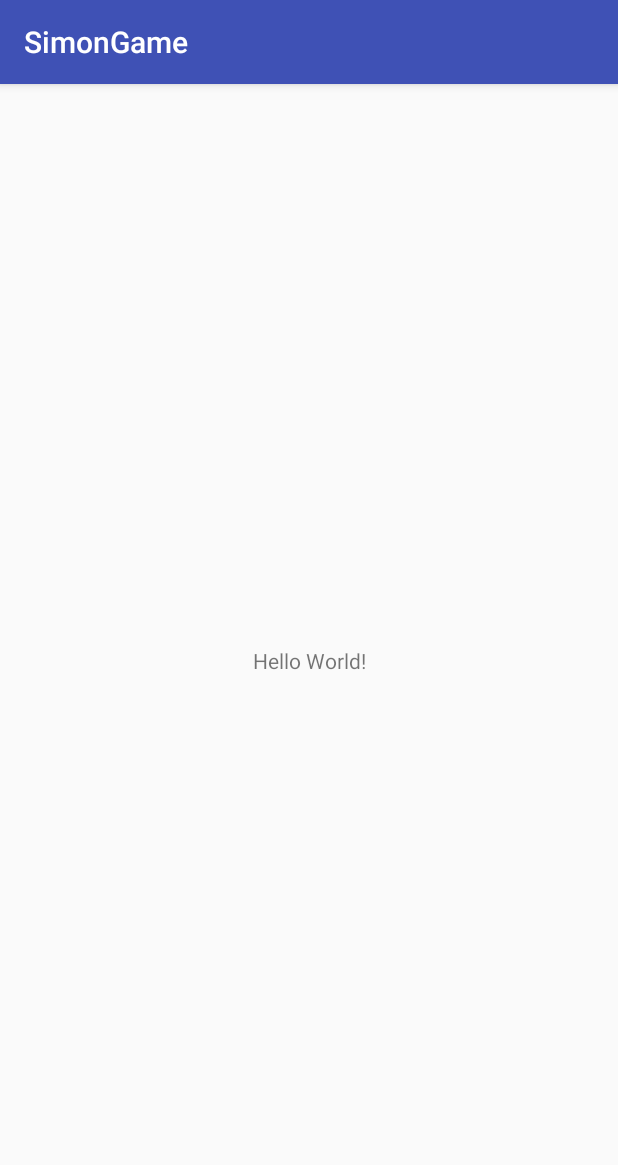
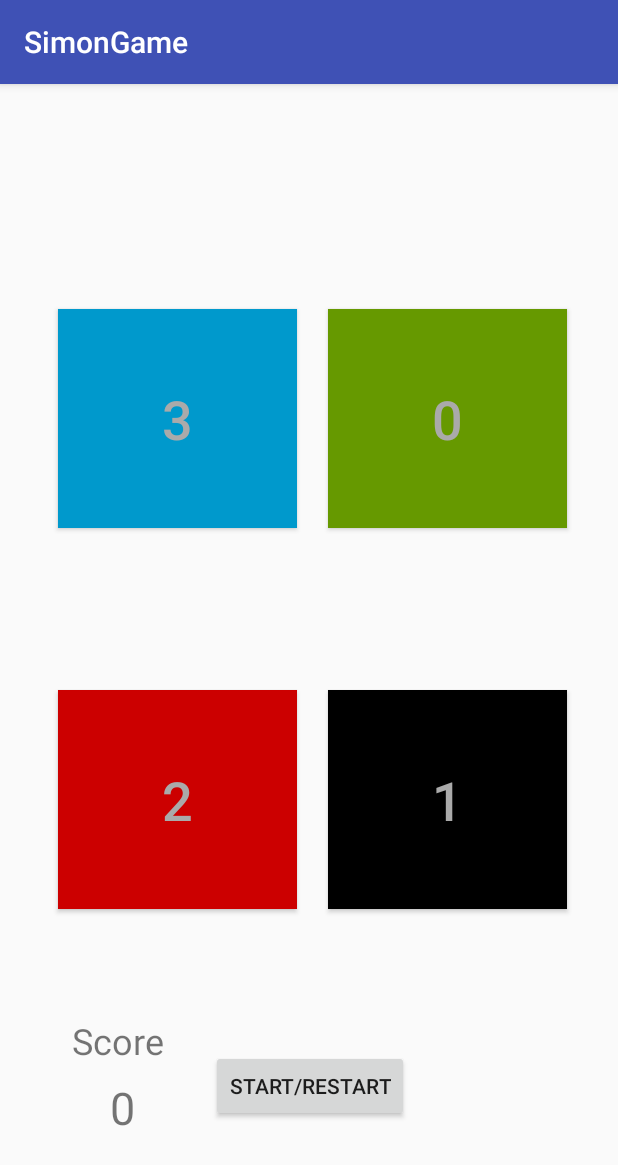
Before and after one commit to ConnorPigg/simon, an Android app: the screen it shows after launch (GameActivity), on a phone screen of 412 x 824 dp. Shown: the top 1165 px of the screen. Run offline under Robolectric (Android 15) with nearby library versions, the phone set to English and light mode, and no system bars.

Commit message:
Initial UI commit
Signed-off-by: ConnorPigg <cpigg2@illinois.edu>

```diff
--- a/SimonGame/app/src/main/res/layout/activity_game.xml
+++ b/SimonGame/app/src/main/res/layout/activity_game.xml
@@ -7,12 +7,125 @@
     tools:context=".GameActivity">
 
     <TextView
+        android:id="@+id/ScoreLabel"
         android:layout_width="wrap_content"
         android:layout_height="wrap_content"
-        android:text="Hello World!"
+        android:text="Score"
+        android:textSize="24sp"
         app:layout_constraintBottom_toBottomOf="parent"
+        app:layout_constraintHorizontal_bias="0.136"
         app:layout_constraintLeft_toLeftOf="parent"
         app:layout_constraintRight_toRightOf="parent"
-        app:layout_constraintTop_toTopOf="parent" />
+        app:layout_constraintTop_toTopOf="parent"
+        app:layout_constraintVertical_bias="0.845" />
+
+    <TextView
+        android:id="@+id/Score"
+        android:layout_width="wrap_content"
+        android:layout_height="wrap_content"
+        android:layout_marginBottom="8dp"
+        android:layout_marginEnd="8dp"
+        android:layout_marginStart="8dp"
+        android:layout_marginTop="8dp"
+        android:text="0"
+        android:textSize="30sp"
+        app:layout_constraintBottom_toBottomOf="parent"
+        app:layout_constraintEnd_toEndOf="parent"
+        app:layout_constraintHorizontal_bias="0.173"
+        app:layout_constraintStart_toStartOf="parent"
+        app:layout_constraintTop_toBottomOf="@+id/ScoreLabel"
+        app:layout_constraintVertical_bias="0.0" />
+
+    <Button
+        android:id="@+id/button1"
+        android:layout_width="159dp"
+        android:layout_height="146dp"
+        android:layout_marginBottom="8dp"
+        android:layout_marginEnd="8dp"
+        android:layout_marginStart="8dp"
+        android:layout_marginTop="8dp"
+        android:background="@android:color/black"
+        android:text="1"
+        android:textColor="@android:color/darker_gray"
+        android:textSize="36sp"
+        app:layout_constraintBottom_toBottomOf="parent"
+        app:layout_constraintEnd_toEndOf="parent"
+        app:layout_constraintHorizontal_bias="0.889"
+        app:layout_constraintStart_toStartOf="parent"
+        app:layout_constraintTop_toTopOf="parent"
+        app:layout_constraintVertical_bias="0.653" />
+
+    <Button
+        android:id="@+id/button0"
+        android:layout_width="159dp"
+        android:layout_height="146dp"
+        android:layout_marginBottom="8dp"
+        android:layout_marginEnd="8dp"
+        android:layout_marginStart="8dp"
+        android:layout_marginTop="8dp"
+        android:background="@android:color/holo_green_dark"
+        android:text="0"
+        android:textColor="@android:color/darker_gray"
+        android:textSize="36sp"
+        app:layout_constraintBottom_toBottomOf="parent"
+        app:layout_constraintEnd_toEndOf="parent"
+        app:layout_constraintHorizontal_bias="0.889"
+        app:layout_constraintStart_toStartOf="parent"
+        app:layout_constraintTop_toTopOf="parent"
+        app:layout_constraintVertical_bias="0.234" />
+
+    <Button
+        android:id="@+id/button2"
+        android:layout_width="159dp"
+        android:layout_height="146dp"
+        android:layout_marginBottom="8dp"
+        android:layout_marginEnd="8dp"
+        android:layout_marginStart="8dp"
+        android:layout_marginTop="8dp"
+        android:background="@android:color/holo_red_dark"
+        android:text="2"
+        android:textColor="@android:color/darker_gray"
+        android:textSize="36sp"
+        app:layout_constraintBottom_toBottomOf="parent"
+        app:layout_constraintEnd_toEndOf="parent"
+        app:layout_constraintHorizontal_bias="0.129"
+        app:layout_constraintStart_toStartOf="parent"
+        app:layout_constraintTop_toTopOf="parent"
+        app:layout_constraintVertical_bias="0.653" />
+
+    <Button
+        android:id="@+id/button3"
+        android:layout_width="159dp"
+        android:layout_height="146dp"
+        android:layout_marginBottom="8dp"
+        android:layout_marginEnd="8dp"
+        android:layout_marginStart="8dp"
+        android:layout_marginTop="8dp"
+        android:background="@android:color/holo_blue_dark"
+        android:text="3"
+        android:textColor="@android:color/darker_gray"
+        android:textSize="36sp"
+        app:layout_constraintBottom_toBottomOf="parent"
+        app:layout_constraintEnd_toEndOf="parent"
+        app:layout_constraintHorizontal_bias="0.129"
+        app:layout_constraintStart_toStartOf="parent"
+        app:layout_constraintTop_toTopOf="parent"
+        app:layout_constraintVertical_bias="0.234" />
+
+    <Button
+        android:id="@+id/button5"
+        android:layout_width="wrap_content"
+        android:layout_height="wrap_content"
+        android:layout_marginBottom="8dp"
+        android:layout_marginEnd="8dp"
+        android:layout_marginStart="8dp"
+        android:layout_marginTop="8dp"
+        android:text="Start/Restart"
+        app:layout_constraintBottom_toBottomOf="parent"
+        app:layout_constraintEnd_toEndOf="parent"
+        app:layout_constraintHorizontal_bias="0.502"
+        app:layout_constraintStart_toStartOf="parent"
+        app:layout_constraintTop_toTopOf="parent"
+        app:layout_constraintVertical_bias="0.903" />
 
 </android.support.constraint.ConstraintLayout>
```
